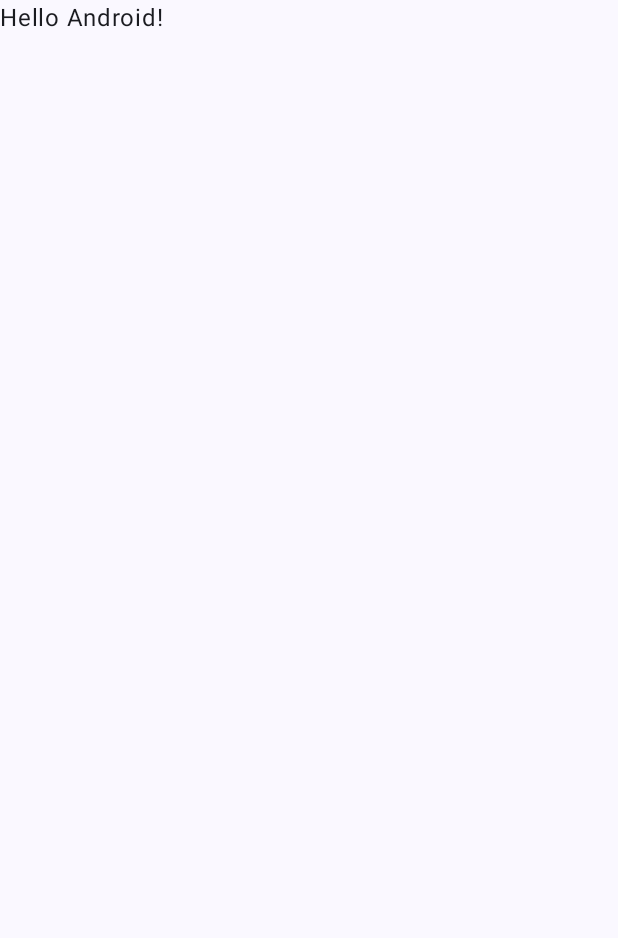
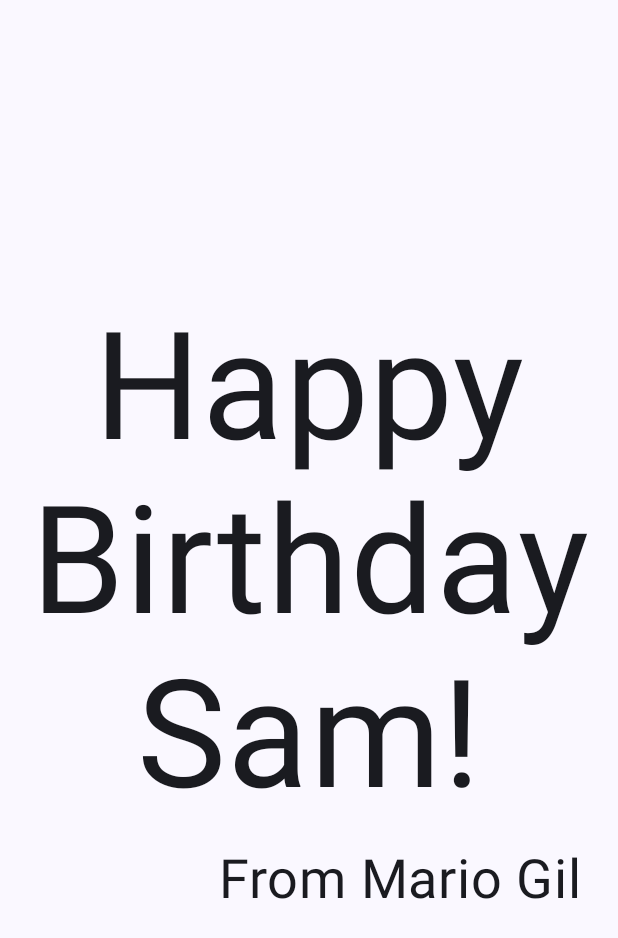
Before and after one commit to magilssa/HappyBirthday_INFOMOVIL, an Android app built with Jetpack Compose: the screen it shows after launch (MainActivity), on a phone screen of 412 x 824 dp. Before the commit the part shown is almost empty. Shown: the top 938 px of the screen. Run offline under Robolectric (Android 15) with nearby library versions, the phone set to English and light mode, and no system bars.

Commit message:
Second Commit

```diff
--- a/app/src/main/java/com/example/happybirthday/MainActivity.kt
+++ b/app/src/main/java/com/example/happybirthday/MainActivity.kt
@@ -3,14 +3,22 @@ package com.example.happybirthday
 import android.os.Bundle
 import androidx.activity.ComponentActivity
 import androidx.activity.compose.setContent
+import androidx.compose.foundation.layout.Arrangement
+import androidx.compose.foundation.layout.Column
+import androidx.compose.foundation.layout.Row
 import androidx.compose.foundation.layout.fillMaxSize
+import androidx.compose.foundation.layout.padding
 import androidx.compose.material3.MaterialTheme
 import androidx.compose.material3.Surface
 import androidx.compose.material3.Text
 import androidx.compose.runtime.Composable
+import androidx.compose.ui.Alignment
 import androidx.compose.ui.Modifier
+import androidx.compose.ui.text.style.TextAlign
 import androidx.compose.ui.tooling.preview.Preview
+import androidx.compose.ui.unit.dp
 import com.example.happybirthday.ui.theme.HappyBirthdayTheme
+import androidx.compose.ui.unit.sp
 
 class MainActivity : ComponentActivity() {
     override fun onCreate(savedInstanceState: Bundle?) {
@@ -22,7 +30,10 @@ class MainActivity : ComponentActivity() {
                     modifier = Modifier.fillMaxSize(),
                     color = MaterialTheme.colorScheme.background
                 ) {
-                    Greeting("Android")
+                    GreetingText(
+                        message = "Happy Birthday Sam!",
+                        from = "From Mario Gil",
+                        modifier = Modifier.padding(8.dp))
                 }
             }
         }
@@ -30,17 +41,31 @@ class MainActivity : ComponentActivity() {
 }
 
 @Composable
-fun Greeting(name: String, modifier: Modifier = Modifier) {
-    Text(
-        text = "Hello $name!",
-        modifier = modifier
-    )
+fun GreetingText(message: String, from: String, modifier: Modifier = Modifier) {
+    Column(
+        verticalArrangement = Arrangement.Center,
+        modifier = modifier){
+
+        Text(
+            text = message,
+            fontSize = 100.sp,
+            lineHeight = 116.sp,
+            textAlign = TextAlign.Center
+        )
+        Text(
+            text = from,
+            fontSize = 36.sp,
+            modifier = Modifier.padding(16.dp).align(alignment = Alignment.End)
+        )
+
+    }
+
 }
 
 @Preview(showBackground = true)
 @Composable
-fun GreetingPreview() {
+fun BirthdayCardPreview() {
     HappyBirthdayTheme {
-        Greeting("Android")
+        GreetingText(message = "Happy Birthday Angela!", from = "From Mario")
     }
 }
```
